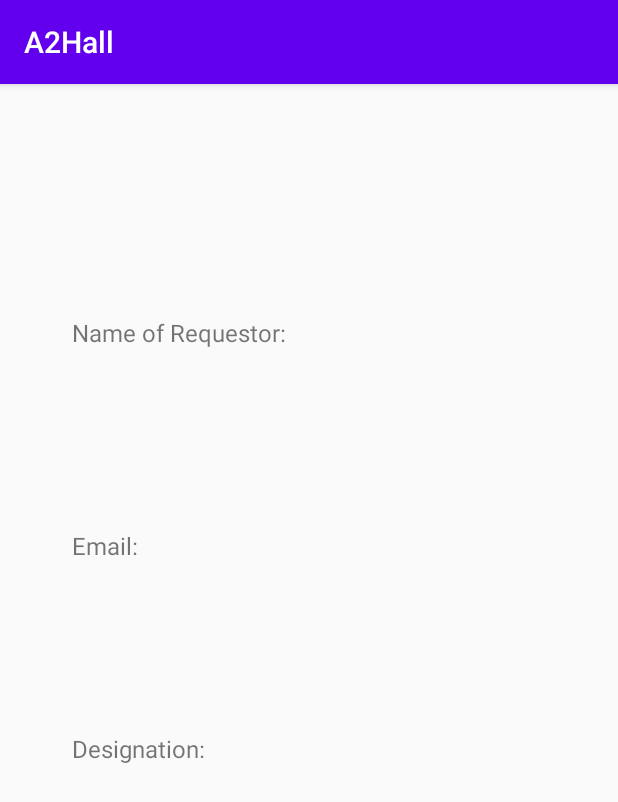
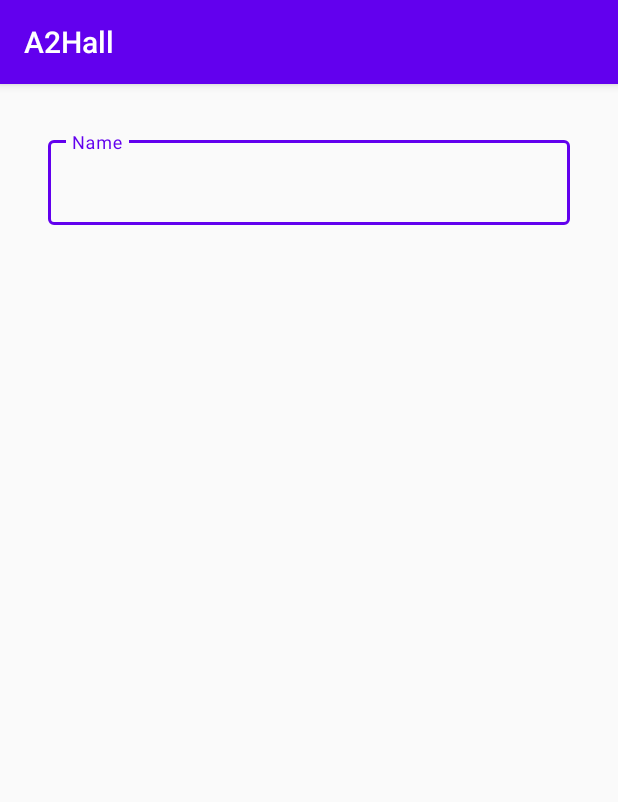
Before and after one commit to Arkelyscorpion/A2Hallbooking, an Android app: the screen it shows after launch (BasicDetails), after a tap on "BOOK SLOTS", on a phone screen of 412 x 824 dp. Shown: the top 802 px of the screen. Run offline under Robolectric (Android 15) with nearby library versions, the phone set to English and light mode, and no system bars.

Commit message:
Added Material Desgin

```diff
--- a/app/src/main/java/com/example/a2hall/BasicDetails.kt
+++ b/app/src/main/java/com/example/a2hall/BasicDetails.kt
@@ -1,6 +1,6 @@
 package com.example.a2hall
 
-import android.support.v7.app.AppCompatActivity
+import androidx.appcompat.app.AppCompatActivity
 import android.os.Bundle
 
 class BasicDetails : AppCompatActivity() {
--- a/app/src/main/java/com/example/a2hall/MainActivity.kt
+++ b/app/src/main/java/com/example/a2hall/MainActivity.kt
@@ -1,7 +1,7 @@
 package com.example.a2hall
 
 import android.content.Intent
-import android.support.v7.app.AppCompatActivity
+import androidx.appcompat.app.AppCompatActivity
 import android.os.Bundle
 import android.widget.Button
 import android.widget.Toast
@@ -10,10 +10,13 @@ class MainActivity : AppCompatActivity() {
     override fun onCreate(savedInstanceState: Bundle?) {
         super.onCreate(savedInstanceState)
         setContentView(R.layout.activity_main)
+
         val button = findViewById<Button>(R.id.button)
 
-        // operations to be performed
-        // when user tap on the button
+        /*
+        operations to be performed
+        when user tap on the button
+        */
         button?.setOnClickListener()
         {
             //intent is used to link one page to another
--- a/app/src/main/res/layout/activity_basic_details.xml
+++ b/app/src/main/res/layout/activity_basic_details.xml
@@ -1,43 +1,27 @@
 <?xml version="1.0" encoding="utf-8"?>
-<android.support.constraint.ConstraintLayout xmlns:android="http://schemas.android.com/apk/res/android"
+<androidx.constraintlayout.widget.ConstraintLayout xmlns:android="http://schemas.android.com/apk/res/android"
     xmlns:app="http://schemas.android.com/apk/res-auto"
     xmlns:tools="http://schemas.android.com/tools"
     android:layout_width="match_parent"
     android:layout_height="match_parent"
     tools:context=".BasicDetails">
 
-    <TextView
-        android:id="@+id/textView"
-        android:layout_width="147dp"
-        android:layout_height="26dp"
-        android:layout_marginStart="48dp"
-        android:text="Name of Requestor: "
-        android:textSize="16sp"
-        app:layout_constraintBottom_toBottomOf="parent"
+    <com.google.android.material.textfield.TextInputLayout
+        android:id="@+id/outlinedTextInputField"
+        style="@style/Widget.MaterialComponents.TextInputLayout.OutlinedBox"
+        android:layout_width="match_parent"
+        android:layout_height="wrap_content"
+        android:layout_marginStart="32dp"
+        android:layout_marginTop="32dp"
+        android:layout_marginEnd="32dp"
+        app:layout_constraintEnd_toEndOf="parent"
         app:layout_constraintStart_toStartOf="parent"
-        app:layout_constraintTop_toTopOf="parent"
-        app:layout_constraintVertical_bias="0.208" />
+        app:layout_constraintTop_toTopOf="parent">
 
-
-    <TextView
-        android:id="@+id/textView3"
-        android:layout_width="76dp"
-        android:layout_height="23dp"
-        android:layout_marginStart="48dp"
-        android:layout_marginTop="116dp"
-        android:text="Email:"
-        android:textSize="16sp"
-        app:layout_constraintStart_toStartOf="parent"
-        app:layout_constraintTop_toBottomOf="@+id/textView" />
-
-    <TextView
-        android:id="@+id/textView4"
-        android:layout_width="101dp"
-        android:layout_height="23dp"
-        android:layout_marginStart="48dp"
-        android:layout_marginTop="112dp"
-        android:text="Designation:"
-        android:textSize="16sp"
-        app:layout_constraintStart_toStartOf="parent"
-        app:layout_constraintTop_toBottomOf="@+id/textView3" />
-</android.support.constraint.ConstraintLayout>
+        <com.google.android.material.textfield.TextInputEditText
+            android:id="@+id/textInputEditText"
+            android:layout_width="match_parent"
+            android:layout_height="wrap_content"
+            android:hint="Name" />
+    </com.google.android.material.textfield.TextInputLayout>
+</androidx.constraintlayout.widget.ConstraintLayout>
--- a/app/src/main/res/layout/activity_main.xml
+++ b/app/src/main/res/layout/activity_main.xml
@@ -1,5 +1,5 @@
 <?xml version="1.0" encoding="utf-8"?>
-<android.support.constraint.ConstraintLayout xmlns:android="http://schemas.android.com/apk/res/android"
+<androidx.constraintlayout.widget.ConstraintLayout xmlns:android="http://schemas.android.com/apk/res/android"
     xmlns:app="http://schemas.android.com/apk/res-auto"
     xmlns:tools="http://schemas.android.com/tools"
     android:layout_width="match_parent"
@@ -42,4 +42,4 @@
         app:layout_constraintTop_toBottomOf="@+id/textView2"
         app:layout_constraintVertical_bias="0.687" />
 
-</android.support.constraint.ConstraintLayout>
+</androidx.constraintlayout.widget.ConstraintLayout>
--- a/app/src/main/res/values/strings.xml
+++ b/app/src/main/res/values/strings.xml
@@ -1,3 +1,6 @@
 <resources>
     <string name="app_name">A2Hall</string>
+    <string name="name_of_requestor">Name of Requestor:</string>
+    <string name="email">Email</string>
+    <string name="designation">Designation</string>
 </resources>
--- a/gradle.properties
+++ b/gradle.properties
@@ -13,3 +13,5 @@ org.gradle.jvmargs=-Xmx2048m -Dfile.encoding=UTF-8
 # org.gradle.parallel=true
 # Kotlin code style for this project: "official" or "obsolete":
 kotlin.code.style=official
+android.useAndroidX=true
+android.enableJetifier=true
```
Also changed, not shown: app/build.gradle (+7 -6 lines), 1 other file.
